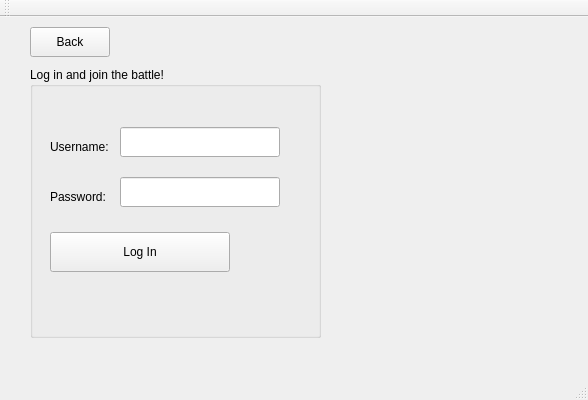
Codreanu-Alexandru/ProjectModernCpp, file ModernCppProject/HTTPClient/GUI/LogInMenu.ui: the form before one commit.
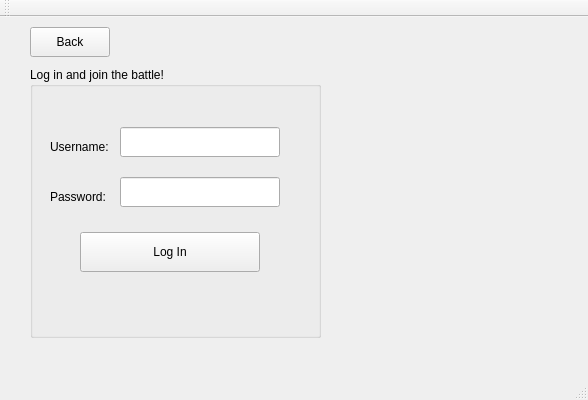
The form after the commit.

Commit message: Modified base log in menu.

```diff
--- a/ModernCppProject/HTTPClient/GUI/LogInMenu.ui
+++ b/ModernCppProject/HTTPClient/GUI/LogInMenu.ui
@@ -75,7 +75,7 @@
     <widget class="QPushButton" name="logIn2PushButton">
      <property name="geometry">
       <rect>
-       <x>20</x>
+       <x>50</x>
        <y>165</y>
        <width>180</width>
        <height>40</height>
@@ -90,7 +90,7 @@
       <rect>
        <x>20</x>
        <y>220</y>
-       <width>231</width>
+       <width>251</width>
        <height>31</height>
       </rect>
      </property>
```
The commit also changes 2 other files.
